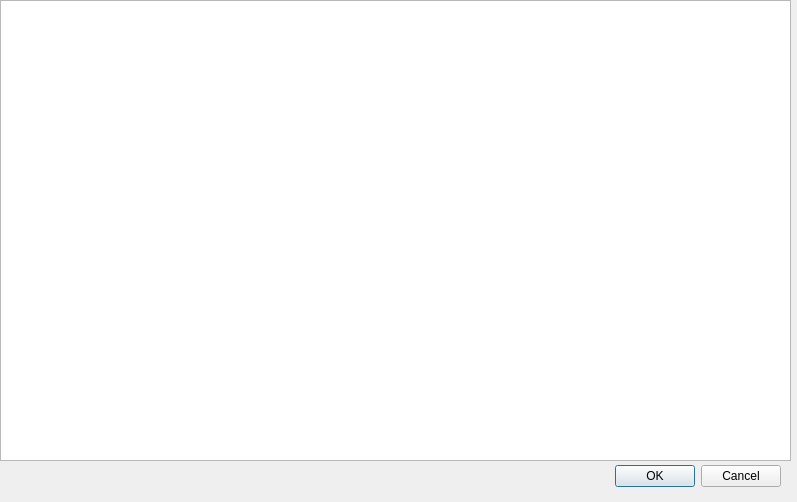
Old version of the form src/filtersconfig.ui in the repository jarridgraham/QtTail.
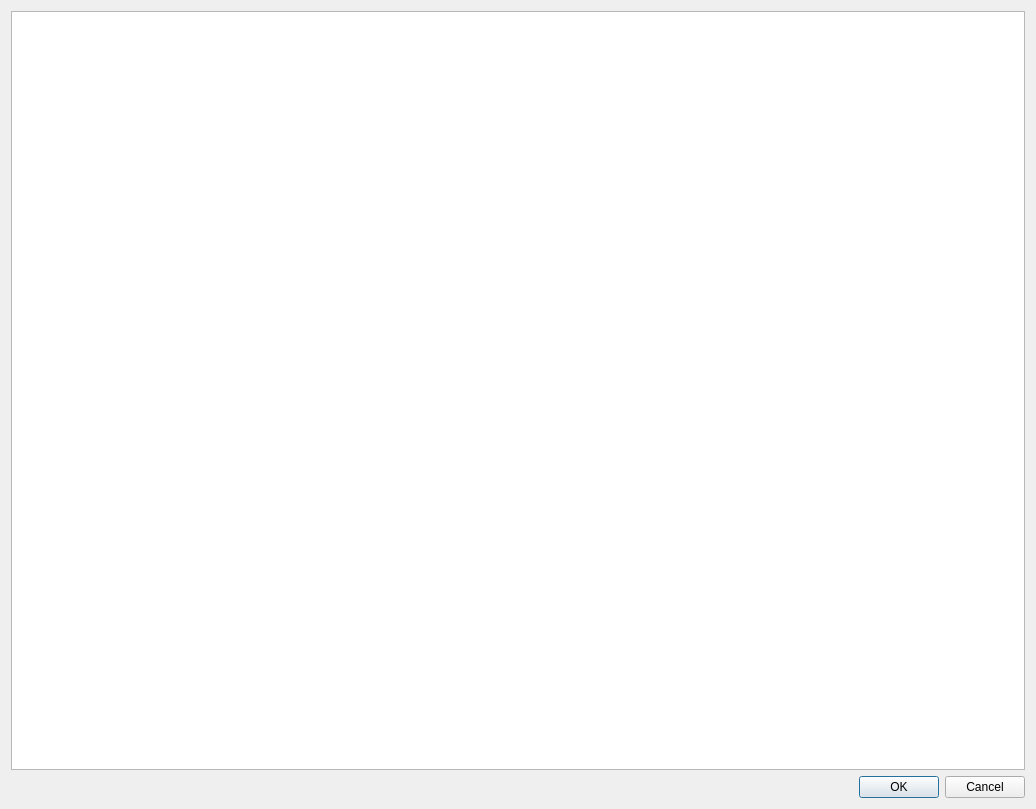
New version of the form.

Commit message: Now filters sometimes work - but everything is still full of bugs!

Patch:
```diff
--- a/src/filtersconfig.ui
+++ b/src/filtersconfig.ui
@@ -6,22 +6,39 @@
    <rect>
     <x>0</x>
     <y>0</y>
-    <width>797</width>
-    <height>502</height>
+    <width>1036</width>
+    <height>809</height>
    </rect>
   </property>
   <property name="windowTitle">
    <string>Filters configuration</string>
   </property>
+  <layout class="QGridLayout" name="gridLayout">
+   <item row="0" column="0">
+    <layout class="QVBoxLayout" name="verticalLayout">
+     <property name="sizeConstraint">
+      <enum>QLayout::SetNoConstraint</enum>
+     </property>
+     <item>
+      <widget class="QTableView" name="tableFilters"/>
+     </item>
+     <item>
+      <layout class="QHBoxLayout" name="horizontalLayout_3">
+       <item>
+        <spacer name="horizontalSpacer">
+         <property name="orientation">
+          <enum>Qt::Horizontal</enum>
+         </property>
+         <property name="sizeHint" stdset="0">
+          <size>
+           <width>40</width>
+           <height>20</height>
+          </size>
+         </property>
+        </spacer>
+       </item>
+       <item>
   <widget class="QDialogButtonBox" name="buttonBox">
-   <property name="geometry">
-    <rect>
-     <x>440</x>
-     <y>460</y>
-     <width>341</width>
-     <height>32</height>
-    </rect>
-   </property>
    <property name="orientation">
     <enum>Qt::Horizontal</enum>
    </property>
@@ -29,16 +46,12 @@
     <set>QDialogButtonBox::Cancel|QDialogButtonBox::Ok</set>
    </property>
   </widget>
-  <widget class="QTableWidget" name="tableFilters">
-   <property name="geometry">
-    <rect>
-     <x>0</x>
-     <y>0</y>
-     <width>791</width>
-     <height>461</height>
-    </rect>
-   </property>
-  </widget>
+       </item>
+      </layout>
+     </item>
+    </layout>
+   </item>
+  </layout>
  </widget>
  <resources/>
  <connections>
```
Lines whose indentation alone changed are shown as unchanged. The commit also changes 14 other files.
